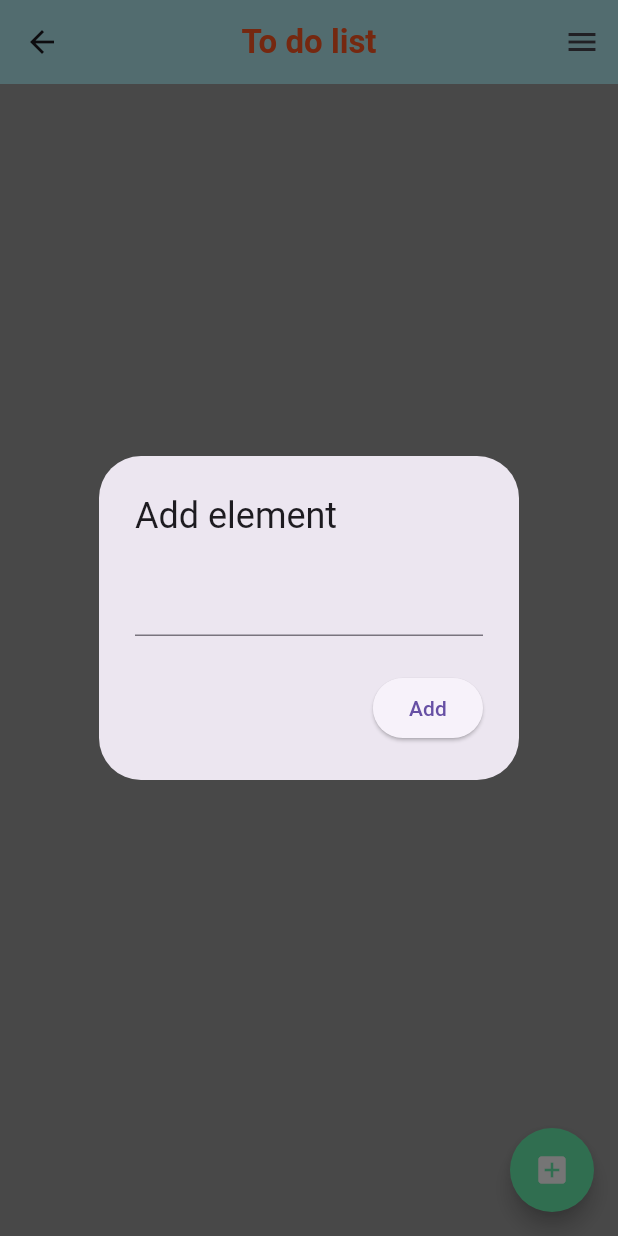
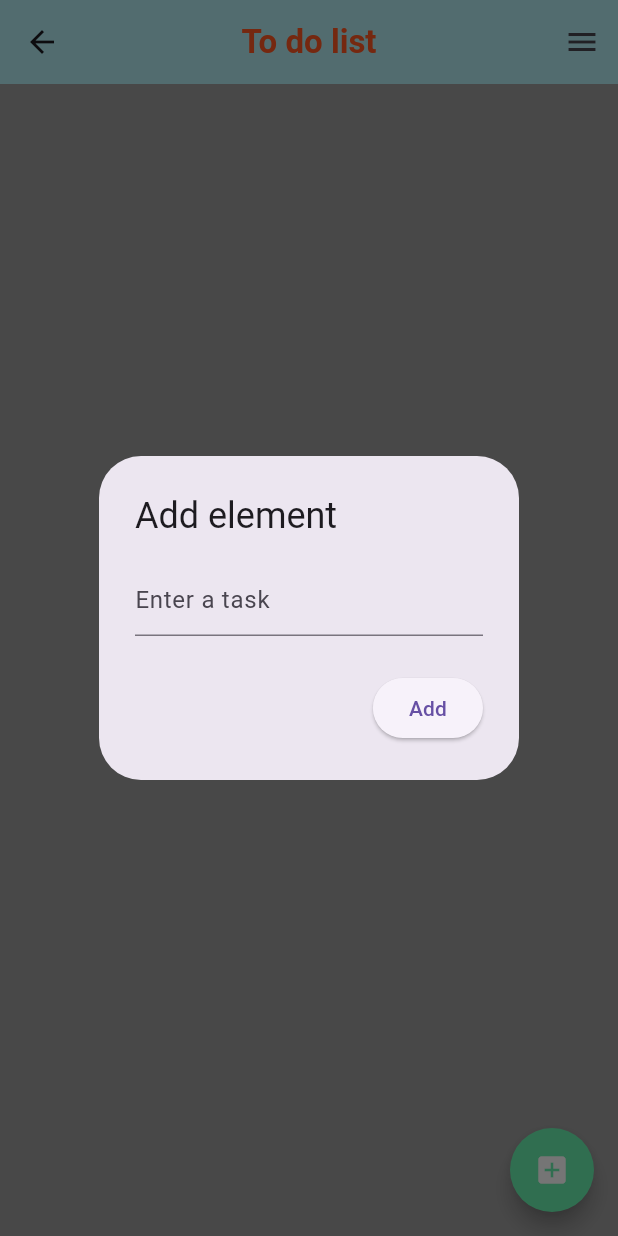
Before and after one commit to Spartakm67/To_do_list, a Flutter app: the Home screen opened by its route, after a tap on the "add box" icon, on a phone screen of 412 x 824 dp. Run offline on Flutter 3.47's test engine with Material 3 defaults, Android fonts, the phone set to English and light mode, and no system bars; our stand-ins replace cloud_firestore, firebase_core; accounts and stored records are empty.

Commit message:
_userToDo is replaced dyTextEditingController

```diff
--- a/lib/pages/home.dart
+++ b/lib/pages/home.dart
@@ -11,8 +11,7 @@ class Home extends StatefulWidget{
 
 class _HomeState extends State<Home> {
 
-  String? _userToDo;
-  List todoList = [];
+  final TextEditingController _controller = TextEditingController();
 
   bool _isFirebaseInitialized = false;
 
@@ -29,20 +28,18 @@ class _HomeState extends State<Home> {
     }
   }
 
-
   @override
   void initState() {
     super.initState();
 
     initFirebase();
 
-    todoList.addAll([
-      'Call nine-one-one',
-      'Launch project',
-      'Keep-in-touch',
-       'Call home',
-    ]);
+  @override
+  void dispose() {
+    _controller.dispose();
+    super.dispose();
   }
+}
 
   void _menuOpen() {
     Navigator.of(context).push(
@@ -124,35 +121,40 @@ class _HomeState extends State<Home> {
               return AlertDialog(
                 title: const Text('Add element'),
                 content: TextField(
-                  onChanged: (String? value) {
-                    _userToDo = value;
-                  },
+                  controller: _controller,
+                  decoration: const InputDecoration(hintText: 'Enter a task'),
                 ),
                 actions: [
                   ElevatedButton(
                     onPressed: () async {
+                      final navigator = Navigator.of(context);
+                      final scaffoldMessenger = ScaffoldMessenger.of(context);
+                      String task = _controller.text.trim();
+
                       if (!_isFirebaseInitialized) {
                         print('Firebase is not initialized!');
                         return;
                       }
-
-                      if (_userToDo != null && _userToDo!.isNotEmpty) {
+                      //_userToDo != null && _userToDo!.isNotEmpty
+                      if (task.isNotEmpty) {
                         try {
-                          final navigator = Navigator.of(context);
-                          // print('Navigator context');
                           await FirebaseFirestore.instance.collection('items')
                               .add({
-                            'item': _userToDo,
+                            'item': task,
                             'timestamp': FieldValue.serverTimestamp(),
                               });
                           // print('Data added');
                          navigator.pop();
+                         _controller.clear();
                         }
                         catch (e) {
-                          print('Error: catch $e');
+                          // print('Error: catch $e');
+                          scaffoldMessenger.showSnackBar(
+                              SnackBar(content: Text('Error adding item: $e')),);
                         }
                       } else {
-                        print('Error: The task is empty!');
+                        scaffoldMessenger.showSnackBar(
+                          const SnackBar(content: Text('Task cannot be empty!')),);
                       }
                     },
                       child: const Text('Add'),
```
Also changed, not shown: lib/servicies/firebase_initializing.dart (added).
